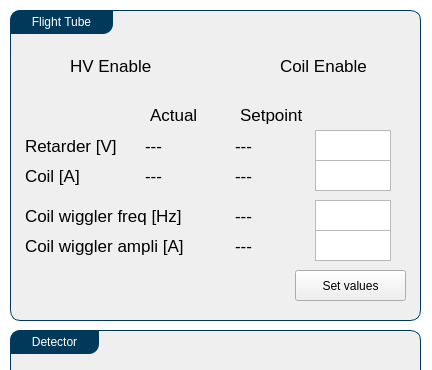
Qt form Utils/ursapqConsoleResources/spectrometer.ui (pnjun/UrsaPQ-Manager) before a commit; both pictures show x 0 to 432 and y 0 to 370 of the 432 by 609 pixel window.
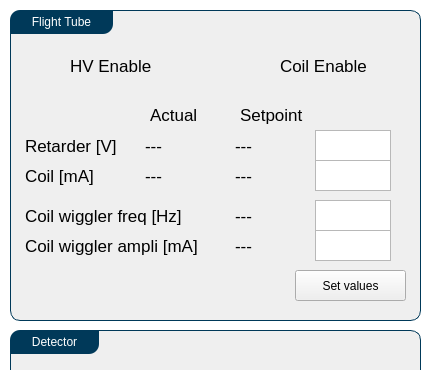
The same form after that commit.

Commit message: beckhoff coil manager and UX

The edit to the form file:
```diff
--- a/Utils/ursapqConsoleResources/spectrometer.ui
+++ b/Utils/ursapqConsoleResources/spectrometer.ui
@@ -107,7 +107,7 @@
        </rect>
       </property>
       <property name="text">
-       <string>Coil [A]</string>
+       <string>Coil [mA]</string>
       </property>
      </widget>
      <widget class="QPushButton" name="tofSetButton">
@@ -159,7 +159,7 @@
        </rect>
       </property>
       <property name="text">
-       <string>Coil wiggler ampli [A]</string>
+       <string>Coil wiggler ampli [mA]</string>
       </property>
      </widget>
      <widget class="QPlainTextEdit" name="wiggle_a_in">
```
The commit also changes 3 other files.
